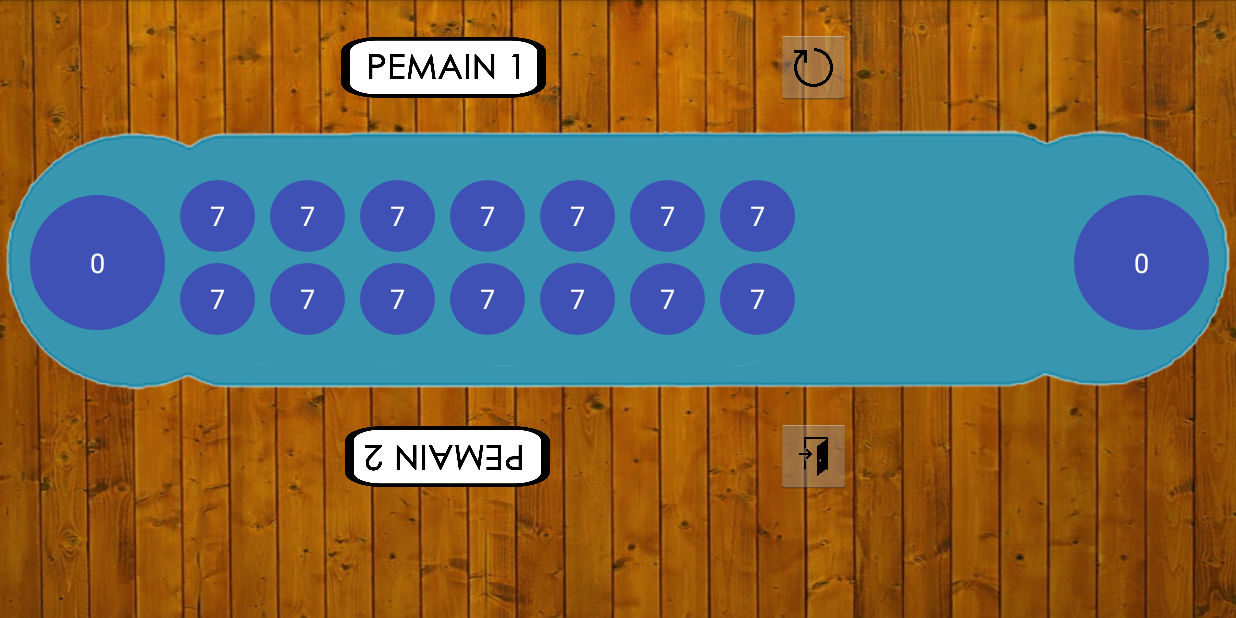
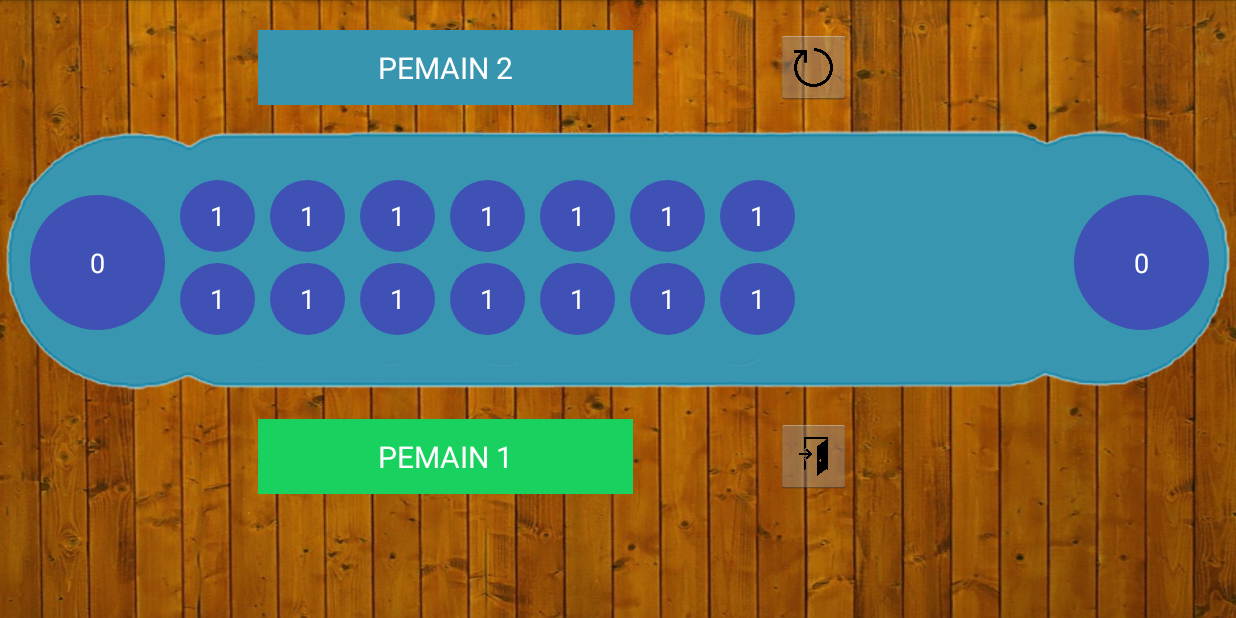
Before and after one commit to arisnacg/congklakdigital, an Android app: the screen it shows after launch (GameActivity), after a tap on "Mulai Permainan", on a phone screen of 824 x 412 dp (held sideways). Run offline under Robolectric (Android 15) with nearby library versions, the phone set to English and light mode, and no system bars.

Commit message:
Sementara fix

```diff
--- a/app/src/main/AndroidManifest.xml
+++ b/app/src/main/AndroidManifest.xml
@@ -18,7 +18,9 @@
                 <category android:name="android.intent.category.LAUNCHER" />
             </intent-filter>
         </activity>
-        <activity android:name=".GameActivity" />
+        <activity android:name=".GameActivity">
+
+        </activity>
         <activity android:name=".RuleActivity"></activity>
     </application>
 
--- a/app/src/main/java/com/example/aris/congklakgame2/GameActivity.java
+++ b/app/src/main/java/com/example/aris/congklakgame2/GameActivity.java
@@ -2,7 +2,9 @@ package com.example.aris.congklakgame2;
 
 import android.app.Activity;
 import android.content.pm.ActivityInfo;
+import android.graphics.Color;
 import android.os.Bundle;
+import android.os.Handler;
 import android.util.Log;
 import android.view.View;
 import android.widget.Button;
@@ -10,19 +12,24 @@ import android.widget.ImageButton;
 import android.widget.Toast;
 
 import java.util.ArrayList;
+import java.util.concurrent.TimeUnit;
 
 public class GameActivity extends Activity implements View.OnClickListener {
 
     int[] arrLubang = new int[16];
     int gilPemail = 1;
     Button[] arrBtn = new Button[16];
+    Button btnPemain1, btnPemain2;
     ImageButton btnBack, btnReset;
+
 
     @Override
     protected void onCreate(Bundle savedInstanceState) {
         super.onCreate(savedInstanceState);
         setContentView(R.layout.activity_game);
         setRequestedOrientation(ActivityInfo.SCREEN_ORIENTATION_LANDSCAPE);
+
+
 
         //Init
         arrBtn[0] = findViewById(R.id.lubang1);
@@ -45,6 +52,9 @@ public class GameActivity extends Activity implements View.OnClickListener {
         btnBack = findViewById(R.id.btnBack);
         btnReset = findViewById(R.id.btnRestart);
 
+        btnPemain1 = findViewById(R.id.btnPemain1);
+        btnPemain2 = findViewById(R.id.btnPemain2);
+
         btnBack.setOnClickListener(this);
         btnReset.setOnClickListener(this);
 
@@ -52,13 +62,36 @@ public class GameActivity extends Activity implements View.OnClickListener {
             arrBtn[i].setOnClickListener(this);
         }
         reset();
+        ubahWarnaPemain();
     }
 
     ///////////////////////////////////////////////////////////
     //Reset Game
     public void reset(){
+//        for(int i = 0; i < arrLubang.length; i++){
+//            arrLubang[i] = 7;
+//            if(i == 7 || i == 15)
+//                arrBtn[i].setText("0");
+//            else
+//                arrBtn[i].setText(""+arrLubang[i]);
+//        }
+        arrLubang[0] = 1;
+        arrLubang[1] = 1;
+        arrLubang[2] = 1;
+        arrLubang[3] = 1;
+        arrLubang[4] = 1;
+        arrLubang[5] = 1;
+        arrLubang[6] = 1;
+        arrLubang[7] = 0;
+        arrLubang[8] = 1;
+        arrLubang[9] = 1;
+        arrLubang[10] = 1;
+        arrLubang[11] = 1;
+        arrLubang[12] = 1;
+        arrLubang[13] = 1;
+        arrLubang[14] = 1;
+        arrLubang[15] = 0;
         for(int i = 0; i < arrLubang.length; i++){
-            arrLubang[i] = 7;
             if(i == 7 || i == 15)
                 arrBtn[i].setText("0");
             else
@@ -76,14 +109,57 @@ public class GameActivity extends Activity implements View.OnClickListener {
         } else {
             for (int i = 0; i < arrBtn.length; i++) {
                 if (v == arrBtn[i] && i != 7 && i != 15) {
-                    lubangDipilih(i, gilPemail);
-                    if (gilPemail == 1)
-                        this.gilPemail = 0;
-                    else
-                        this.gilPemail = 1;
+                    boolean valid = false;
+                    //pemain 1
+                    if(this.gilPemail == 1){
+                        for(int j = 0; j <= 6; j++) {
+                            if(v == arrBtn[j]){
+                                valid = true;
+                                break;
+                            }
+                        }
+                    //pemain 2
+                    } else {
+                        for(int j = 8; j <= 14; j++) {
+                            if(v == arrBtn[j]){
+                                valid = true;
+                                break;
+                            }
+                        }
+                    }
+                    if(valid) {
+                        lubangDipilih(i, gilPemail);
+                        if (gilPemail == 1)
+                            this.gilPemail = 0;
+                        else
+                            this.gilPemail = 1;
+                        ubahWarnaPemain();
+                    }
                 }
             }
         }
+    }
+
+    public void ubahWarnaPemain(){
+        if(this.gilPemail == 1){
+            btnPemain1.setBackgroundColor(Color.parseColor("#FF18D15F"));
+            btnPemain2.setBackgroundColor(Color.parseColor("#3895af"));
+        } else {
+            btnPemain2.setBackgroundColor(Color.parseColor("#FF18D15F"));
+            btnPemain1.setBackgroundColor(Color.parseColor("#3895af"));
+        }
+    }
+
+    public void ubahWarnaButton(int i){
+        arrBtn[i].setBackgroundColor(Color.parseColor("#FF18D15F"));
+        final Handler handler = new Handler();
+        handler.postDelayed(new Runnable() {
+            @Override
+            public void run() {
+                // Do something after 5s = 5000ms
+            }
+        }, 1000);
+        arrBtn[i].setBackgroundColor(Color.parseColor("FF3F51B4"));
     }
 
     public void lubangDipilih(int index, int pemain){
@@ -103,6 +179,7 @@ public class GameActivity extends Activity implements View.OnClickListener {
                     if (pemain == 1) {
                         arrLubang[i] += 1;
                         jmlBiji -= 1;
+                        //arrBtn[i].setText(""+arrLubang[i]);
                     } else {
                         continue;
                     }
@@ -112,19 +189,38 @@ public class GameActivity extends Activity implements View.OnClickListener {
                     } else {
                         arrLubang[i] += 1;
                         jmlBiji -= 1;
+                        //arrBtn[i].setText(""+arrLubang[i]);
                     }
                 } else { //lainnya
                     arrLubang[i] += 1;
                     jmlBiji -= 1;
+                    //arrBtn[i].setText(""+arrLubang[i]);
                     if(jmlBiji == 0 && arrLubang[i] != 1){
                         jmlBiji = arrLubang[i];
                         arrLubang[i] = 0;
+                    } else {
+                        if(this.gilPemail == 1){
+                            for(int j = 0; j <= 6; j++){
+                                if(i == j){
+                                    arrLubang[7] += arrLubang[14-i];
+                                    arrLubang[14-i] = 0;
+                                    break;
+                                }
+                            }
+                        } else {
+                            for(int j = 8; j <= 14; j++){
+                                if(i == j){
+                                    arrLubang[14] += arrLubang[14-i];
+                                    arrLubang[14-i] = 0;
+                                    break;
+                                }
+                            }
+                        }
                     }
                 }
-            }
-
-            for(i = 0; i < arrLubang.length; i++){
-                arrBtn[i].setText(""+arrLubang[i]);
+            } //end while
+            for(int k = 0; k < arrLubang.length; k++){
+                arrBtn[k].setText(""+ arrLubang[k]);
             }
         }
     }
--- a/app/src/main/java/com/example/aris/congklakgame2/RuleActivity.java
+++ b/app/src/main/java/com/example/aris/congklakgame2/RuleActivity.java
@@ -3,6 +3,7 @@ package com.example.aris.congklakgame2;
 import android.app.Activity;
 import android.content.pm.ActivityInfo;
 import android.os.Bundle;
+import android.widget.Button;
 
 public class RuleActivity extends Activity {
 
--- a/app/src/main/res/layout/activity_game.xml
+++ b/app/src/main/res/layout/activity_game.xml
@@ -17,11 +17,15 @@
             android:layout_height="wrap_content"
             android:layout_marginTop="20dp">
 
-            <ImageView
+            <Button
+                android:id="@+id/btnPemain2"
+                android:text="PEMAIN 2"
+                android:textSize="20dp"
+                android:textColor="#fff"
                 android:layout_width="250dp"
                 android:layout_height="50dp"
-                android:layout_marginLeft="172dp"
-                android:src="@drawable/pemain1" />
+                android:background="#3895af"
+                android:layout_marginLeft="172dp"/>
 
             <ImageButton
                 android:id="@+id/btnRestart"
@@ -254,13 +258,15 @@
             android:layout_width="match_parent"
             android:layout_height="wrap_content">
 
-            <ImageView
+            <Button
+                android:id="@+id/btnPemain1"
+                android:text="PEMAIN 1"
+                android:textSize="20dp"
+                android:textColor="#fff"
                 android:layout_width="250dp"
                 android:layout_height="50dp"
-                android:layout_gravity="center_vertical|center_horizontal"
-                android:layout_marginLeft="172dp"
-                android:rotation="180"
-                android:src="@drawable/pemain2" />
+                android:background="#3895af"
+                android:layout_marginLeft="172dp"/>
 
             <ImageButton
                 android:id="@+id/btnBack"
```
